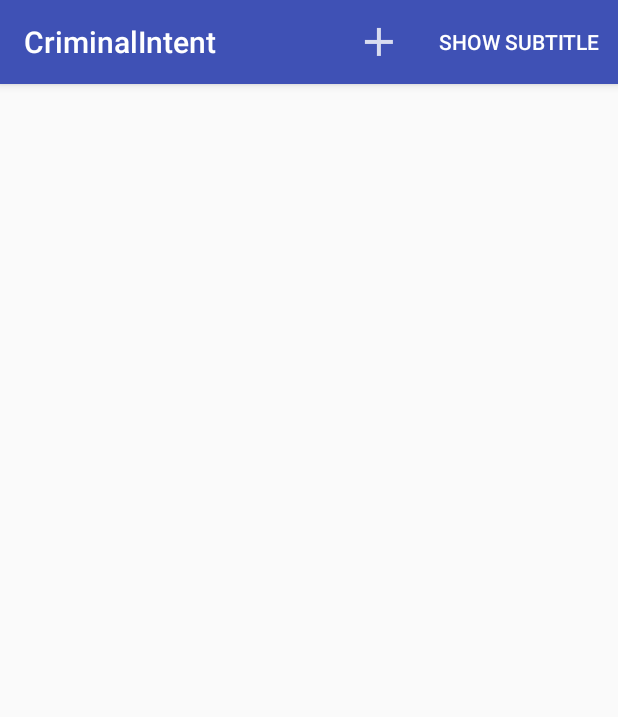
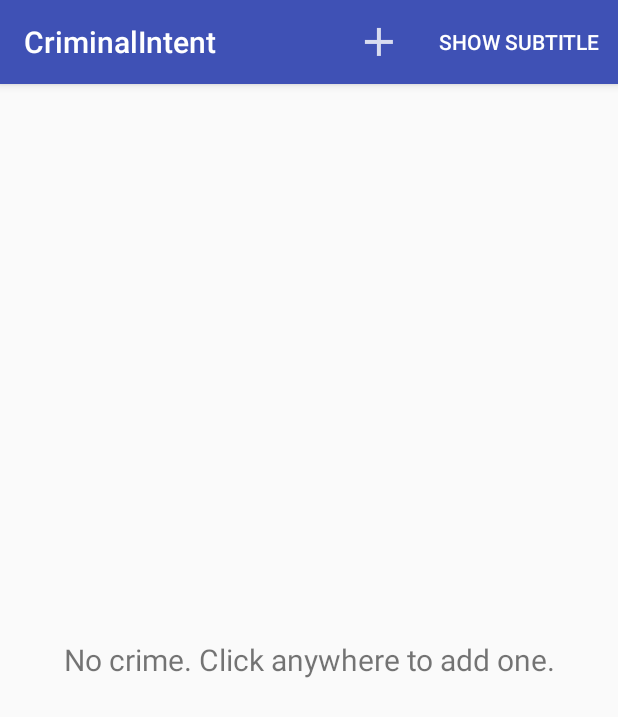
Before and after one commit to kniost/Android-Programming-Big-Nerd-Ranch-Guide-2nd, an Android app: the fragment CrimeListFragment shown on its own in the app's theme, on a phone screen of 412 x 824 dp. Shown: the top 717 px of the screen. Run offline under Robolectric (Android 15) with nearby library versions, the phone set to English and light mode, and no system bars.

Commit message:
Finish all challenges in Chapter 13, 完成13章所有挑战

```diff
--- a/CriminalIntent/app/src/main/java/com/kniost/criminalintent/CrimeListFragment.java
+++ b/CriminalIntent/app/src/main/java/com/kniost/criminalintent/CrimeListFragment.java
@@ -31,6 +31,7 @@ public class CrimeListFragment extends Fragment {
 
     private RecyclerView mCrimeRecyclerView;
     private CrimeAdapter mAdapter;
+    private TextView mCrimeSetEmptyTextView;
     private SimpleDateFormat mSDF;
     private boolean mSubtitleVisible;
     //private int positionClicked; //Used in challenge of chapter 10
@@ -49,6 +50,19 @@ public class CrimeListFragment extends Fragment {
 
         mCrimeRecyclerView = (RecyclerView) view.findViewById(R.id.crime_recycler_view);
         mCrimeRecyclerView.setLayoutManager(new LinearLayoutManager(getActivity()));
+
+        mCrimeSetEmptyTextView = (TextView) view.findViewById(R.id.crime_set_empty_text_view);
+        mCrimeSetEmptyTextView.setOnClickListener(new View.OnClickListener() {
+            @Override
+            public void onClick(View v) {
+                Crime crime = new Crime();
+                CrimeLab.get(getActivity()).addCrime(crime);
+                Intent intent = CrimePagerActivity
+                        .newIntent(getActivity(), crime.getId());
+                startActivity(intent);
+            }
+        });
+
         mSDF = new SimpleDateFormat("EEEE, MMM d, y", Locale.US);
 
         if (savedInstanceState != null) {
@@ -107,8 +121,8 @@ public class CrimeListFragment extends Fragment {
 
     private void updateSubtitle() {
         CrimeLab crimeLab = CrimeLab.get(getActivity());
-        int crimeCount = crimeLab.getCrimes().size();
-        String subtitle = getString(R.string.subtitle_format, crimeCount);
+        int crimeSize = crimeLab.getCrimes().size();
+        String subtitle = getResources().getQuantityString(R.plurals.subtitle_plural, crimeSize, crimeSize);
 
         if (!mSubtitleVisible) {
             subtitle = null;
@@ -122,11 +136,18 @@ public class CrimeListFragment extends Fragment {
         CrimeLab crimeLab = CrimeLab.get(getActivity());
         List<Crime> crimes = crimeLab.getCrimes();
 
-        if (mAdapter == null) {
-            mAdapter = new CrimeAdapter(crimes);
-            mCrimeRecyclerView.setAdapter(mAdapter);
+        if (crimes.size() > 0) {
+            mCrimeSetEmptyTextView.setVisibility(View.GONE);
+            mCrimeRecyclerView.setVisibility(View.VISIBLE);
+            if (mAdapter == null) {
+                mAdapter = new CrimeAdapter(crimes);
+                mCrimeRecyclerView.setAdapter(mAdapter);
+            } else {
+                mAdapter.notifyDataSetChanged();
+            }
         } else {
-            mAdapter.notifyDataSetChanged();
+            mCrimeSetEmptyTextView.setVisibility(View.VISIBLE);
+            mCrimeRecyclerView.setVisibility(View.GONE);
         }
 
         updateSubtitle();
--- a/CriminalIntent/app/src/main/res/layout/fragment_crime_list.xml
+++ b/CriminalIntent/app/src/main/res/layout/fragment_crime_list.xml
@@ -1,6 +1,19 @@
 <?xml version="1.0" encoding="utf-8"?>
-<android.support.v7.widget.RecyclerView
+<RelativeLayout
     xmlns:android="http://schemas.android.com/apk/res/android"
-    android:id="@+id/crime_recycler_view"
     android:layout_width="match_parent"
-    android:layout_height="match_parent"/>
+    android:layout_height="match_parent">
+
+    <android.support.v7.widget.RecyclerView
+        android:id="@+id/crime_recycler_view"
+        android:layout_width="match_parent"
+        android:layout_height="match_parent"/>
+
+    <TextView
+        android:id="@+id/crime_set_empty_text_view"
+        android:layout_width="match_parent"
+        android:layout_height="match_parent"
+        android:gravity="center"
+        android:textSize="20sp"
+        android:text="@string/empty_crime_set"/>
+</RelativeLayout>
--- a/CriminalIntent/app/src/main/res/values/strings.xml
+++ b/CriminalIntent/app/src/main/res/values/strings.xml
@@ -9,5 +9,10 @@
     <string name="delete_crime">Delete Crime</string>
     <string name="show_subtitle">Show Subtitle</string>
     <string name="hide_subtitle">Hide Subtitle</string>
-    <string name="subtitle_format">%1$s crimes</string>
+    <string name="empty_crime_set">No crime. Click anywhere to add one.</string>
+    <!--<string name="subtitle_format">%1$s crimes</string>-->
+    <plurals name="subtitle_plural">
+        <item quantity="one">%1$s crime</item>
+        <item quantity="other">%1$s crimes</item>
+    </plurals>
 </resources>
```
